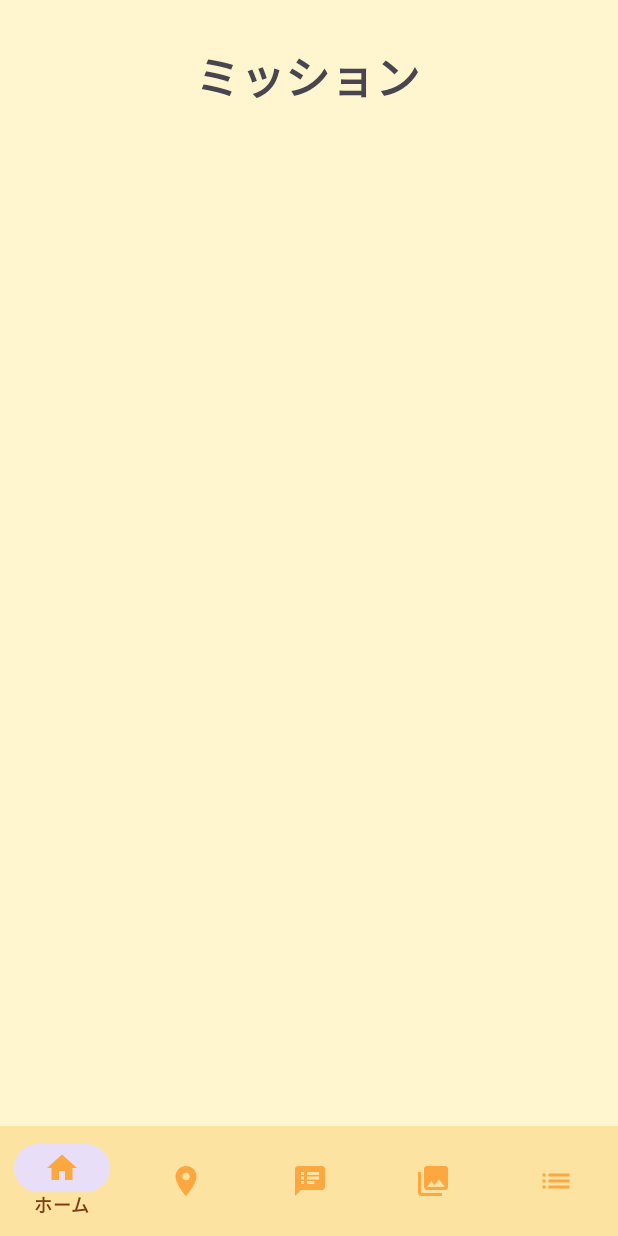
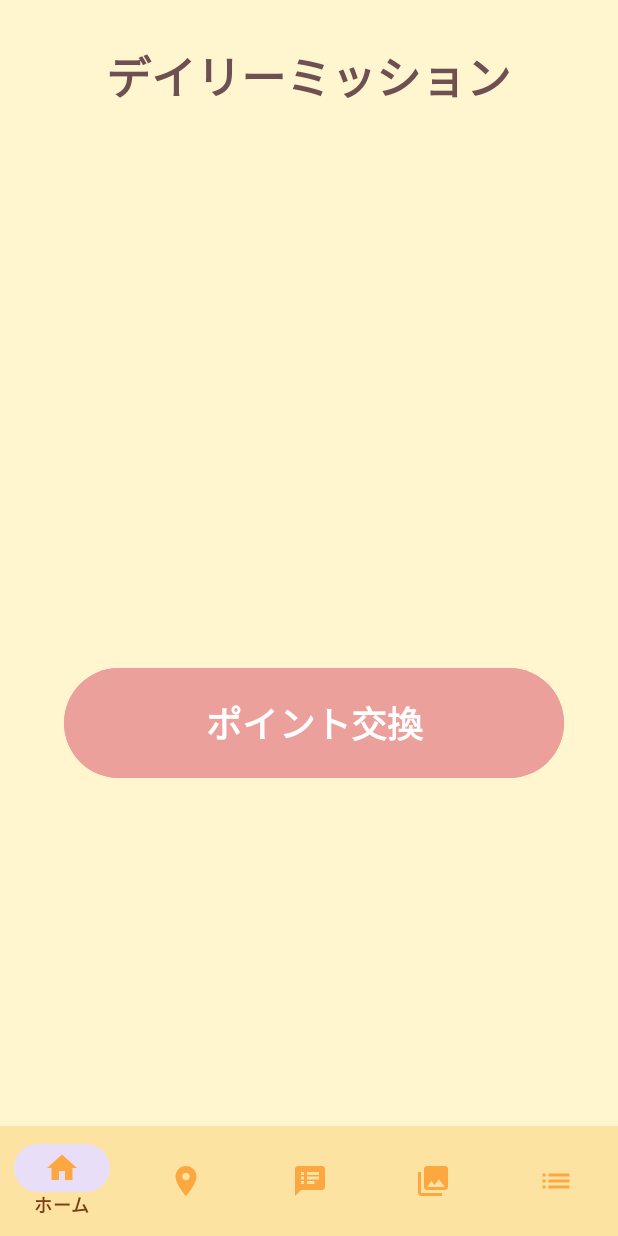
Before and after one commit to ymdsi/WandaForDays, an Android app: the fragment MissionFragment placed in its activity, on a phone screen of 412 x 824 dp. Run offline under Robolectric (Android 15) with nearby library versions, the phone set to English and light mode, and no system bars.

Commit message:
ミッションレイアウト途中

```diff
--- a/app/src/main/res/layout/fragment_mission.xml
+++ b/app/src/main/res/layout/fragment_mission.xml
@@ -8,15 +8,29 @@
 
 
     <TextView
-        android:id="@+id/Text_profile"
+        android:id="@+id/Text_Mission"
         android:layout_width="wrap_content"
         android:layout_height="wrap_content"
         android:layout_marginTop="28dp"
-        android:text="ミッション"
+        android:text="デイリーミッション"
         android:textSize="30dp"
+        android:textColor="@color/brown2"
         android:textStyle="bold"
         app:layout_constraintEnd_toEndOf="parent"
         app:layout_constraintHorizontal_bias="0.497"
         app:layout_constraintStart_toStartOf="parent"
         app:layout_constraintTop_toTopOf="parent" />
+
+    <Button
+        android:id="@+id/Change_Button"
+        android:layout_width="333dp"
+        android:layout_height="81dp"
+        android:layout_marginTop="368dp"
+        android:layout_marginEnd="36dp"
+        android:backgroundTint="@color/pink"
+        android:text="ポイント交換"
+        android:textSize="24dp"
+        android:textStyle="bold"
+        app:layout_constraintEnd_toEndOf="parent"
+        app:layout_constraintTop_toBottomOf="@+id/Text_Mission" />
 </androidx.constraintlayout.widget.ConstraintLayout>
--- a/app/src/main/res/layout/fragment_walktime.xml
+++ b/app/src/main/res/layout/fragment_walktime.xml
@@ -14,6 +14,7 @@
         android:layout_marginTop="28dp"
         android:text="お散歩時間"
         android:textSize="30dp"
+        android:textColor="@color/brown2"
         android:textStyle="bold"
         app:layout_constraintEnd_toEndOf="parent"
         app:layout_constraintHorizontal_bias="0.497"
```
